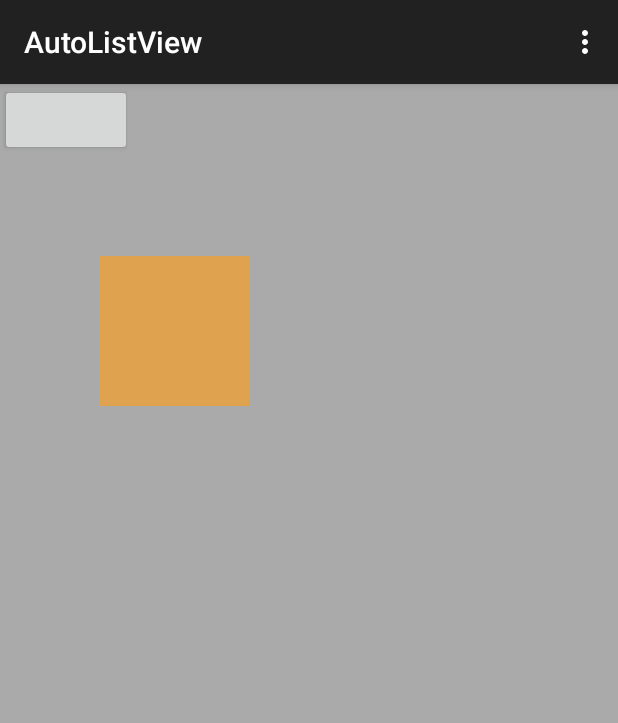
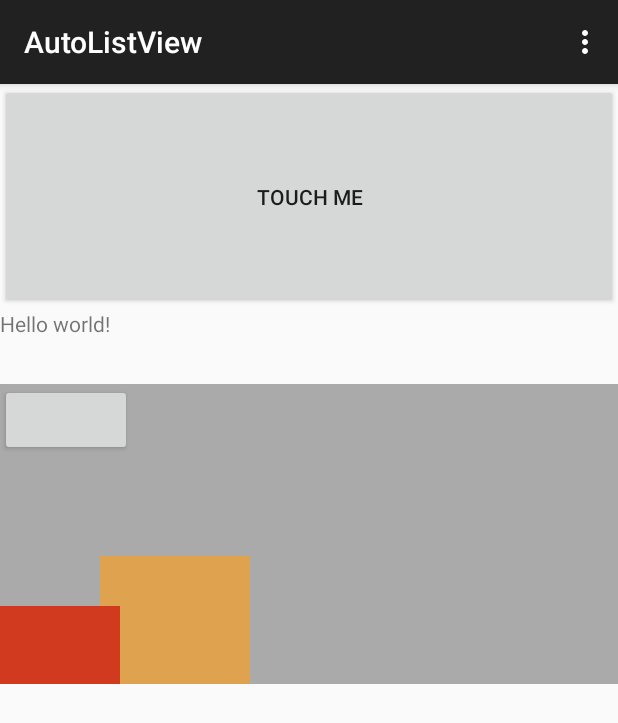
Before and after one commit to guohuanwen/MoveTest, an Android app: the screen it shows after launch (MainActivity), on a phone screen of 412 x 824 dp. Shown: the top 723 px of the screen. Run offline under Robolectric (Android 15) with nearby library versions, the phone set to English and light mode, and no system bars.

Commit message:
添加一些效果

```diff
--- a/app/src/main/java/com/bcgtgjyb/autolistview/ImageMove.java
+++ b/app/src/main/java/com/bcgtgjyb/autolistview/ImageMove.java
@@ -1,7 +1,12 @@
 package com.bcgtgjyb.autolistview;
 
+import android.animation.ValueAnimator;
 import android.content.Context;
+import android.graphics.Canvas;
+import android.graphics.Path;
 import android.util.AttributeSet;
+import android.util.Log;
+import android.view.animation.LinearInterpolator;
 import android.widget.ImageView;
 import android.widget.Scroller;
 
@@ -10,6 +15,7 @@ import android.widget.Scroller;
  */
 public class ImageMove extends ImageView {
 
+    private String TAG = ImageMove.class.getName();
     private Context mContext;
     private Scroller scroller;
 
@@ -27,6 +33,7 @@ public class ImageMove extends ImageView {
 
     private void init() {
         scroller = new Scroller(mContext);
+        initPath();
     }
 
     public void smoothScrollBy(float x,float y){
@@ -41,4 +48,31 @@ public class ImageMove extends ImageView {
             postInvalidate();
         }
     }
+
+    private Path clipPath = new Path();
+    private ValueAnimator clipVA;
+    private void initPath(){
+        Log.i(TAG, "initPath: ");
+        clipVA = ValueAnimator.ofInt(0,1000);
+        clipVA.setInterpolator(new LinearInterpolator());
+        clipVA.setDuration(2000);
+        clipVA.start();
+        invalidate();
+    }
+
+    @Override
+    protected void onDraw(Canvas canvas) {
+        if (clipVA != null && clipVA.isRunning()){
+            clipPath.reset();
+            int param = (Integer)clipVA.getAnimatedValue();
+            clipPath.addCircle(getWidth() / 2, getHeight() / 2, param, Path.Direction.CW);
+            Log.i(TAG, "onDraw: run=" + param + "   getWidth=" + getWidth());
+            canvas.clipPath(clipPath);
+            super.onDraw(canvas);
+            invalidate();
+        }else {
+            Log.i(TAG, "onDraw: finish");
+            super.onDraw(canvas);
+        }
+    }
 }
--- a/app/src/main/java/com/bcgtgjyb/autolistview/LearnScroller.java
+++ b/app/src/main/java/com/bcgtgjyb/autolistview/LearnScroller.java
@@ -1,11 +1,16 @@
 package com.bcgtgjyb.autolistview;
 
 import android.animation.AnimatorSet;
+import android.animation.ValueAnimator;
 import android.content.Context;
+import android.graphics.Canvas;
+import android.graphics.Path;
 import android.util.AttributeSet;
 import android.util.Log;
 import android.view.MotionEvent;
 import android.view.VelocityTracker;
+import android.view.View;
+import android.view.animation.LinearInterpolator;
 import android.widget.Button;
 import android.widget.LinearLayout;
 import android.widget.Scroller;
@@ -21,6 +26,7 @@ public class LearnScroller extends LinearLayout{
     private String TAG = LearnScroller.class.getName();
     private VelocityTracker mVelocityTracker;
     private ImageMove imageMove;
+    private ImageMove scaleView;
 
     public LearnScroller(Context context, AttributeSet attrs) {
         super(context, attrs);
@@ -38,6 +44,7 @@ public class LearnScroller extends LinearLayout{
         LinearLayout.inflate(context, R.layout.learn_scroller, this);
         button = (Button)findViewById(R.id.button);
         imageMove = (ImageMove) findViewById(R.id.imagemove);
+        scaleView = (ImageMove) findViewById(R.id.imagescale);
         scroller = new Scroller(context);
 
         if (mVelocityTracker == null){
@@ -54,9 +61,9 @@ public class LearnScroller extends LinearLayout{
                     @Override
                     public void run() {
                         imageMove.setImageResource(R.color.ddd);
-                        MoveUtil.setRotationY(imageMove, 180,500).start();
+                        MoveUtil.setRotationY(imageMove, 180, 500).start();
                     }
-                },animatorSet.getDuration());
+                }, animatorSet.getDuration());
             }
         });
 
@@ -67,7 +74,9 @@ public class LearnScroller extends LinearLayout{
                 AnimatorSet animatorSet = MoveUtil.move(imageMove, 100, 100, 1000);
                 animatorSet.start();
             }
-        },2000);
+        }, 2000);
+
+        initPath();
     }
 
 
@@ -138,4 +147,40 @@ public class LearnScroller extends LinearLayout{
         }
         return super.onTouchEvent(event);
     }
+
+    private Path clipPath = new Path();
+    private ValueAnimator clipVA;
+    private void initPath(){
+        Log.i(TAG, "initPath: ");
+        clipVA = ValueAnimator.ofInt(0,1000);
+        clipVA.setInterpolator(new LinearInterpolator());
+        clipVA.setDuration(1200);
+        clipVA.start();
+        invalidate();
+    }
+
+    @Override
+    protected void onDraw(Canvas canvas) {
+
+
+    }
+
+    @Override
+    protected boolean drawChild(Canvas canvas, View child, long drawingTime) {
+        boolean b;
+        if (clipVA != null && clipVA.isRunning()){
+            int param = (Integer)clipVA.getAnimatedValue();
+            clipPath.reset();
+            clipPath.addCircle(getWidth()/2, getHeight()/2, param, Path.Direction.CW);
+            Log.i(TAG, "onDraw: run=" + param + "   getWidth=" + getWidth());
+            canvas.clipPath(clipPath);
+            b = super.drawChild(canvas, child, drawingTime);
+            invalidate();
+        }else {
+            Log.i(TAG, "onDraw: finish");
+            b = super.drawChild(canvas, child, drawingTime);
+            invalidate();
+        }
+        return b;
+    }
 }
--- a/app/src/main/java/com/bcgtgjyb/autolistview/MainActivity.java
+++ b/app/src/main/java/com/bcgtgjyb/autolistview/MainActivity.java
@@ -26,33 +26,32 @@ public class MainActivity extends AppCompatActivity {
     private Button mButton;
     private LinearLayout mLinearLayout;
     private TextView head;
-    private String TAG=MainActivity.class.getName();
+    private String TAG = MainActivity.class.getName();
 
 
     @Override
     protected void onCreate(Bundle savedInstanceState) {
         super.onCreate(savedInstanceState);
 
-//        setContentView(R.layout.activity_main);
-        setContentView(new LearnScroller(this));
+        setContentView(R.layout.activity_main);
+//        setContentView(new LearnScroller(this));
 
     }
 
-    private void init(){
-        mListView=(ListView)findViewById(R.id.listView);
-        mTextView=(TextView)findViewById(R.id.textView);
-        mButton=(Button)findViewById(R.id.button);
-        mLinearLayout=(LinearLayout)findViewById(R.id.linear);
+    private void init() {
+        mListView = (ListView) findViewById(R.id.listView);
+        mTextView = (TextView) findViewById(R.id.textView);
+        mButton = (Button) findViewById(R.id.button);
+        mLinearLayout = (LinearLayout) findViewById(R.id.linear);
 
 
-        textList=new ArrayList<String>();
-        for(int i=0;i<100;i++){
-            textList.add("这是第"+i+"条数据");
+        textList = new ArrayList<String>();
+        for (int i = 0; i < 100; i++) {
+            textList.add("这是第" + i + "条数据");
         }
 
 
-
-        head=new TextView(this);
+        head = new TextView(this);
         head.setSingleLine(false);
         head.setLayoutParams(new AbsListView.LayoutParams(AbsListView.LayoutParams.MATCH_PARENT, AbsListView.LayoutParams.WRAP_CONTENT));
         head.setText("this is my header /n  this is my header /n this is my header  /n " +
@@ -62,7 +61,6 @@ public class MainActivity extends AppCompatActivity {
 
         mListView.addHeaderView(head);
         mListView.setAdapter(new MyListAdapter(this, textList));
-
 
 
         mButton.setOnClickListener(new View.OnClickListener() {
@@ -79,7 +77,8 @@ public class MainActivity extends AppCompatActivity {
     private float lastY;
     private float firstTouch;
     private boolean fisrtMove;
-    private void setTouch(){
+
+    private void setTouch() {
         mButton.setOnTouchListener(new View.OnTouchListener() {
             @Override
             public boolean onTouch(View v, MotionEvent event) {
@@ -109,8 +108,12 @@ public class MainActivity extends AppCompatActivity {
                 return false;
             }
         });
-}
+    }
 
+
+    private void test(){
+
+    }
 
 
     private void update(float moveY) {
@@ -139,15 +142,14 @@ public class MainActivity extends AppCompatActivity {
     }
 
 
-
     private int headerHeight;
 
-    private void setHeaderHeight(View view){
-        headerHeight=head.getMeasuredHeight();
-        int a=headerHeight-5;
-        if(a>0) {
+    private void setHeaderHeight(View view) {
+        headerHeight = head.getMeasuredHeight();
+        int a = headerHeight - 5;
+        if (a > 0) {
             head.setLayoutParams(new AbsListView.LayoutParams(ViewGroup.LayoutParams.MATCH_PARENT, headerHeight - 5));
-        }else {
+        } else {
             mListView.removeHeaderView(head);
         }
 
@@ -156,30 +158,25 @@ public class MainActivity extends AppCompatActivity {
 
     private int helloHeight;
 
-    private void setHelloHeight(View view){
-        helloHeight=mLinearLayout.getMeasuredHeight();
-        int a=helloHeight-5;
-        if(a>0) {
-            mLinearLayout.setLayoutParams(new LinearLayout.LayoutParams(LinearLayout.LayoutParams.MATCH_PARENT,a ));
-        }else {
+    private void setHelloHeight(View view) {
+        helloHeight = mLinearLayout.getMeasuredHeight();
+        int a = helloHeight - 5;
+        if (a > 0) {
+            mLinearLayout.setLayoutParams(new LinearLayout.LayoutParams(LinearLayout.LayoutParams.MATCH_PARENT, a));
+        } else {
         }
 
     }
 
 
-
-
-
-
-
-    private class MyListAdapter extends BaseAdapter{
+    private class MyListAdapter extends BaseAdapter {
         private List<String> list;
         private TextView textView;
         private Context context;
 
-        public MyListAdapter(Context c,List l) {
-            this.context=c;
-            this.list=l;
+        public MyListAdapter(Context c, List l) {
+            this.context = c;
+            this.list = l;
         }
 
         @Override
@@ -199,15 +196,16 @@ public class MainActivity extends AppCompatActivity {
 
         @Override
         public View getView(int i, View view, ViewGroup viewGroup) {
-            if(view==null){
-                view=new TextView(context);
+            if (view == null) {
+                view = new TextView(context);
             }
-            if(view instanceof TextView) {
+            if (view instanceof TextView) {
                 ((TextView) view).setText((String) list.get(i));
             }
             return view;
         }
     }
+
     @Override
     public boolean onCreateOptionsMenu(Menu menu) {
         // Inflate the menu; this adds items to the action bar if it is present.
--- a/app/src/main/res/layout/activity_main.xml
+++ b/app/src/main/res/layout/activity_main.xml
@@ -23,6 +23,10 @@
         android:text="@string/hello_world" />
 
     </LinearLayout>
+    <com.bcgtgjyb.autolistview.LearnScroller
+        android:layout_width="match_parent"
+        android:layout_height="200dp">
+    </com.bcgtgjyb.autolistview.LearnScroller>
     <ListView
         android:id="@+id/listView"
         android:layout_weight="1"
--- a/app/src/main/res/layout/learn_scroller.xml
+++ b/app/src/main/res/layout/learn_scroller.xml
@@ -14,5 +14,10 @@
         android:layout_height="100dp"
         android:scaleType="fitCenter"
         android:src="@color/red"/>
+    <com.bcgtgjyb.autolistview.ImageMove
+        android:id="@+id/imagescale"
+        android:layout_width="80dp"
+        android:src="@color/red"
+        android:layout_height="80dp" />
 
 </LinearLayout>
```
